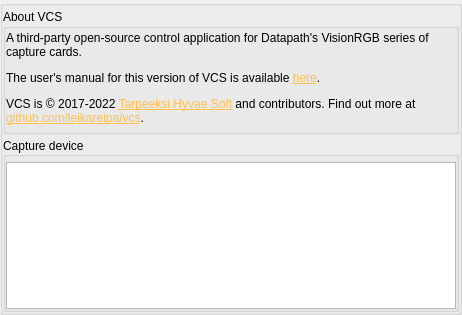
Old version of the form src/display/qt/dialogs/ui/about_dialog.ui in the repository mrehkopf/vcs.
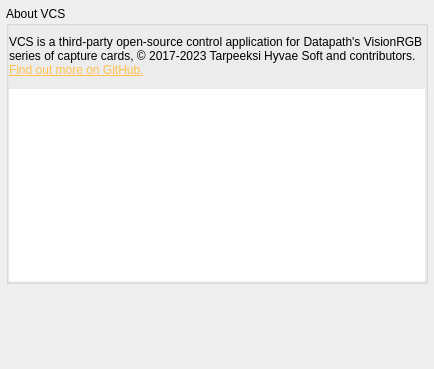
New version of the form. Custom widgets are drawn as their Qt base class.

Commit message: gui: Merge individual settings dialogs into a single control panel

What changed in the file:
```diff
--- a/src/display/qt/dialogs/ui/about_dialog.ui
+++ b/src/display/qt/dialogs/ui/about_dialog.ui
@@ -6,8 +6,8 @@
    <rect>
     <x>0</x>
     <y>0</y>
-    <width>462</width>
-    <height>315</height>
+    <width>434</width>
+    <height>369</height>
    </rect>
   </property>
   <property name="focusPolicy">
@@ -16,75 +16,21 @@
   <property name="windowTitle">
    <string>Dialog</string>
   </property>
-  <layout class="QVBoxLayout" name="verticalLayout_6">
+  <layout class="QVBoxLayout" name="verticalLayout_2">
    <property name="spacing">
-    <number>0</number>
+    <number>6</number>
    </property>
    <property name="leftMargin">
-    <number>0</number>
+    <number>6</number>
    </property>
    <property name="topMargin">
-    <number>0</number>
+    <number>6</number>
    </property>
    <property name="rightMargin">
-    <number>0</number>
+    <number>6</number>
    </property>
    <property name="bottomMargin">
-    <number>0</number>
-   </property>
-   <item>
-    <widget class="QScrollArea" name="scrollArea_about">
-     <property name="frameShape">
-      <enum>QFrame::NoFrame</enum>
-     </property>
-     <property name="widgetResizable">
-      <bool>true</bool>
-     </property>
-     <widget class="QWidget" name="scrollAreaWidgetContents">
-      <property name="geometry">
-       <rect>
-        <x>0</x>
-        <y>0</y>
-        <width>462</width>
-        <height>315</height>
-       </rect>
-      </property>
-      <layout class="QVBoxLayout" name="verticalLayout_4">
-       <property name="spacing">
-        <number>0</number>
-       </property>
-       <property name="leftMargin">
-        <number>0</number>
-       </property>
-       <property name="topMargin">
-        <number>0</number>
-       </property>
-       <property name="rightMargin">
-        <number>0</number>
-       </property>
-       <property name="bottomMargin">
-        <number>0</number>
-       </property>
-       <item>
-        <widget class="QGroupBox" name="groupBox_main">
-         <property name="title">
-          <string/>
-         </property>
-         <layout class="QVBoxLayout" name="verticalLayout_5">
-          <property name="spacing">
-           <number>3</number>
-          </property>
-          <property name="leftMargin">
-           <number>0</number>
-          </property>
-          <property name="topMargin">
-           <number>3</number>
-          </property>
-          <property name="rightMargin">
-           <number>0</number>
-          </property>
-          <property name="bottomMargin">
-           <number>0</number>
+    <number>6</number>
           </property>
           <item>
            <widget class="QGroupBox" name="groupBox_aboutVCS">
@@ -99,41 +45,14 @@
             </property>
             <layout class="QVBoxLayout" name="verticalLayout">
              <property name="spacing">
-              <number>6</number>
+       <number>12</number>
              </property>
              <property name="leftMargin">
               <number>0</number>
              </property>
              <property name="topMargin">
-              <number>2</number>
-             </property>
-             <property name="rightMargin">
-              <number>0</number>
-             </property>
-             <property name="bottomMargin">
-              <number>6</number>
-             </property>
-             <item>
-              <widget class="QFrame" name="frame">
-               <property name="sizePolicy">
-                <sizepolicy hsizetype="Preferred" vsizetype="Preferred">
-                 <horstretch>0</horstretch>
-                 <verstretch>0</verstretch>
-                </sizepolicy>
-               </property>
-               <property name="frameShape">
-                <enum>QFrame::NoFrame</enum>
-               </property>
-               <layout class="QVBoxLayout" name="verticalLayout_2">
-                <property name="spacing">
                  <number>9</number>
                 </property>
-                <property name="leftMargin">
-                 <number>0</number>
-                </property>
-                <property name="topMargin">
-                 <number>0</number>
-                </property>
                 <property name="rightMargin">
                  <number>0</number>
                 </property>
@@ -149,7 +68,7 @@
                    </sizepolicy>
                   </property>
                   <property name="text">
-                   <string>&lt;html&gt;&lt;head/&gt;&lt;body&gt;&lt;p&gt;A third-party open-source control application for Datapath's VisionRGB series of capture cards.&lt;/p&gt;&lt;p&gt;The user's manual for this version of VCS is available &lt;a href=&quot;https://www.tarpeeksihyvaesoft.com/vcs/docs/user-manual/%VCS_VERSION_STRING%/&quot;&gt;&lt;span style=&quot; text-decoration: underline; color:#ffc04d;&quot;&gt;here&lt;/span&gt;&lt;/a&gt;.&lt;/p&gt;&lt;p&gt;VCS is © 2017-2022 &lt;a href=&quot;https://www.tarpeeksihyvaesoft.com&quot;&gt;&lt;span style=&quot; text-decoration: underline; color:#ffc04d;&quot;&gt;Tarpeeksi Hyvae Soft&lt;/span&gt;&lt;/a&gt; and contributors. Find out more at &lt;a href=&quot;https://github.com/leikareipa/vcs&quot;&gt;&lt;span style=&quot; text-decoration: underline; color:#ffc04d;&quot;&gt;github.com/leikareipa/vcs&lt;/span&gt;&lt;/a&gt;.&lt;/p&gt;&lt;/body&gt;&lt;/html&gt;</string>
+         <string>&lt;html&gt;&lt;head/&gt;&lt;body&gt;&lt;p&gt;VCS is a third-party open-source control application for Datapath's VisionRGB series of capture cards, © 2017-2023 Tarpeeksi Hyvae Soft and contributors. &lt;a href=&quot;https://github.com/leikareipa/vcs&quot;&gt;&lt;span style=&quot; text-decoration: underline; color:#ffc04d;&quot;&gt;Find out more on GitHub.&lt;/span&gt;&lt;/a&gt;&lt;/p&gt;&lt;/body&gt;&lt;/html&gt;</string>
                   </property>
                   <property name="alignment">
                    <set>Qt::AlignLeading|Qt::AlignLeft|Qt::AlignVCenter</set>
@@ -162,103 +81,37 @@
                   </property>
                  </widget>
                 </item>
-               </layout>
-              </widget>
-             </item>
-            </layout>
-           </widget>
-          </item>
           <item>
-           <widget class="QGroupBox" name="groupBox_captureDeviceInfo">
-            <property name="enabled">
-             <bool>true</bool>
-            </property>
-            <property name="sizePolicy">
-             <sizepolicy hsizetype="Preferred" vsizetype="Expanding">
-              <horstretch>0</horstretch>
-              <verstretch>0</verstretch>
-             </sizepolicy>
-            </property>
-            <property name="title">
-             <string>Capture device</string>
-            </property>
-            <property name="alignment">
-             <set>Qt::AlignLeading|Qt::AlignLeft|Qt::AlignVCenter</set>
-            </property>
-            <property name="flat">
-             <bool>false</bool>
-            </property>
-            <layout class="QVBoxLayout" name="verticalLayout_3" stretch="0">
-             <property name="spacing">
-              <number>3</number>
-             </property>
-             <property name="leftMargin">
-              <number>0</number>
-             </property>
-             <property name="topMargin">
-              <number>5</number>
-             </property>
-             <property name="rightMargin">
-              <number>0</number>
-             </property>
-             <property name="bottomMargin">
-              <number>0</number>
-             </property>
-             <item>
-              <widget class="PropertyTable" name="tableWidget_captureDeviceFeatures">
+       <widget class="PropertyTable" name="tableWidget">
                <property name="sizePolicy">
                 <sizepolicy hsizetype="Expanding" vsizetype="Minimum">
                  <horstretch>0</horstretch>
                  <verstretch>0</verstretch>
                 </sizepolicy>
                </property>
-               <property name="sizeAdjustPolicy">
-                <enum>QAbstractScrollArea::AdjustToContents</enum>
-               </property>
-               <property name="editTriggers">
-                <set>QAbstractItemView::NoEditTriggers</set>
-               </property>
-               <property name="alternatingRowColors">
-                <bool>true</bool>
-               </property>
-               <property name="verticalScrollMode">
-                <enum>QAbstractItemView::ScrollPerPixel</enum>
-               </property>
-               <property name="gridStyle">
-                <enum>Qt::NoPen</enum>
-               </property>
-               <property name="sortingEnabled">
-                <bool>true</bool>
-               </property>
-               <property name="cornerButtonEnabled">
-                <bool>false</bool>
-               </property>
-               <attribute name="horizontalHeaderVisible">
-                <bool>false</bool>
-               </attribute>
-               <attribute name="horizontalHeaderHighlightSections">
-                <bool>true</bool>
-               </attribute>
-               <attribute name="verticalHeaderVisible">
-                <bool>false</bool>
-               </attribute>
-               <attribute name="verticalHeaderMinimumSectionSize">
-                <number>28</number>
-               </attribute>
-               <attribute name="verticalHeaderDefaultSectionSize">
-                <number>28</number>
-               </attribute>
+        <property name="focusPolicy">
+         <enum>Qt::NoFocus</enum>
+        </property>
+        <property name="frameShape">
+         <enum>QFrame::NoFrame</enum>
+        </property>
               </widget>
              </item>
             </layout>
            </widget>
           </item>
-         </layout>
-        </widget>
-       </item>
-      </layout>
-     </widget>
-    </widget>
+   <item>
+    <spacer name="verticalSpacer">
+     <property name="orientation">
+      <enum>Qt::Vertical</enum>
+     </property>
+     <property name="sizeHint" stdset="0">
+      <size>
+       <width>20</width>
+       <height>40</height>
+      </size>
+     </property>
+    </spacer>
    </item>
   </layout>
  </widget>
```
Lines whose indentation alone changed are shown as unchanged. The commit also changes 86 other files.
